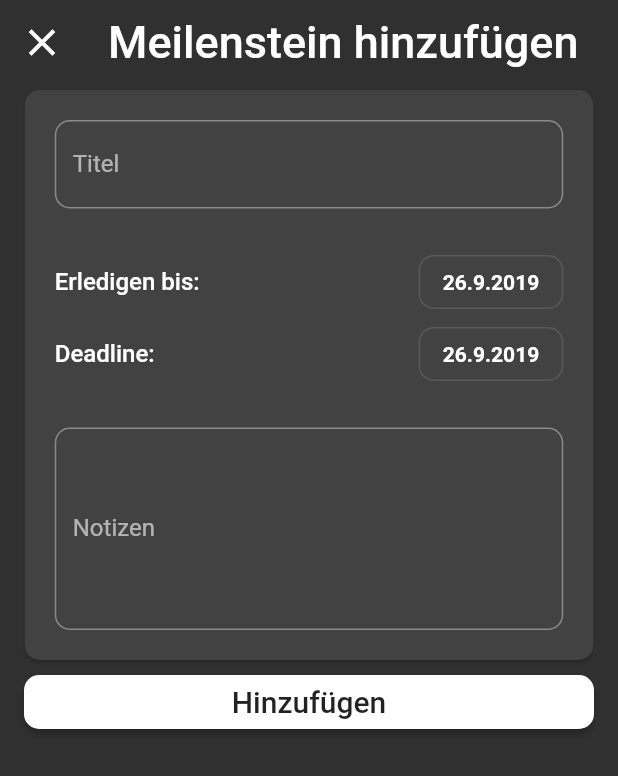
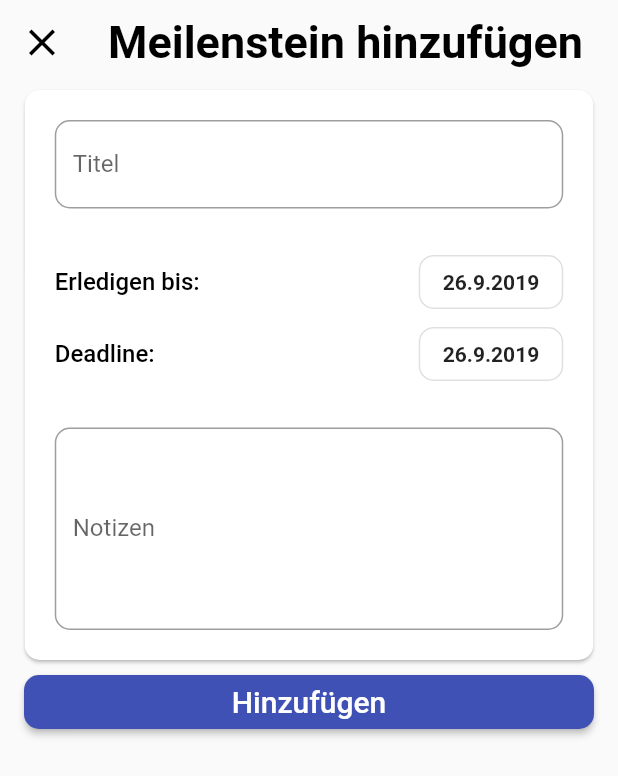
Before and after one commit to Hankyyy/achtsamkeits-app, a Flutter app: the screen it shows after launch, item 4 of the bottom bar chosen, after a tap on the "add" icon, on a phone screen of 412 x 824 dp. Shown: the top 776 px of the screen. Run offline on Flutter 3.47's test engine with Material 2 defaults, Android fonts, the phone set to English and light mode, and no system bars; our stand-ins replace audioplayers, charts_flutter, dynamic_theme, percent_indicator, sqflite, table_calendar; missing offline and left inert: flutter_duration_picker; accounts and stored records are empty.

Commit message:
Design anpassungen, Fehlerbeseitigung

```diff
--- a/lib/HomeScreen/ButtonWidget.dart
+++ b/lib/HomeScreen/ButtonWidget.dart
@@ -17,7 +17,7 @@ class _ButtonWidgetState extends State<ButtonWidget> {
         crossAxisSpacing: 10.0,
         shrinkWrap: true,
         primary: false,
-        padding: EdgeInsets.only(left: 4, right: 4),
+        padding: EdgeInsets.only(left: 4, right: 4, bottom: 15, top: 15),
         children: [
           MaterialButton(
             shape: RoundedRectangleBorder(
--- a/lib/HomeScreen/HomeScreen.dart
+++ b/lib/HomeScreen/HomeScreen.dart
@@ -24,12 +24,10 @@ class _HomeScreenState extends State<HomeScreen> {
         ),
         children: <Widget>[
           SizedBox(
-            height: 25,
+            height: 10,
           ),
           ButtonWidget(),
-          SizedBox(
-            height: 15,
-          ),
+
           ZitatWidget(),
           SizedBox(
             height: 12.5,
--- a/lib/ZieleScreen/ZielCardWidget.dart
+++ b/lib/ZieleScreen/ZielCardWidget.dart
@@ -395,10 +395,10 @@ class _ZielCardState extends State<ZielCard> {
                 future: aufgabe.aufgabenMS(meilenstein.titel),
                 builder: (context, snapshot) {
                   if (snapshot.connectionState != ConnectionState.done) {
-                    // return: show loading widget
+                    return Center(child: CircularProgressIndicator(),);
                   }
                   if (snapshot.hasError) {
-                    // return: show error widget
+                    return Center(child: Text("Error!"),);
                   }
                   List<Aufgaben> aufgaben = snapshot.data ?? [];
                   Aufgaben af = new Aufgaben();
--- a/lib/ZieleScreen/ZieleScreen.dart
+++ b/lib/ZieleScreen/ZieleScreen.dart
@@ -28,10 +28,10 @@ class _ZieleScreenState extends State<ZieleScreen> {
         future: getMeilensteine(),
         builder: (context, snapshot) {
           if (snapshot.connectionState != ConnectionState.done) {
-            // return: show loading widget
+            return Center(child: CircularProgressIndicator(),);
           }
           if (snapshot.hasError) {
-            // return: show error widget
+            return Center(child: Text("Error!"),);
           }
           List<Meilenstein_db> meilensteine = snapshot.data ?? [];
           return ListView.builder(
--- a/lib/main.dart
+++ b/lib/main.dart
@@ -15,7 +15,7 @@ class APE extends StatelessWidget {
   Widget build(BuildContext context) {
     return DynamicTheme(
       defaultBrightness: Brightness.light,
-      data: (brightness) => darkTheme,
+      data: (brightness) => indigo,
       themedWidgetBuilder: (context, theme) {
         return MaterialApp(
           locale: Locale("de"),
```
